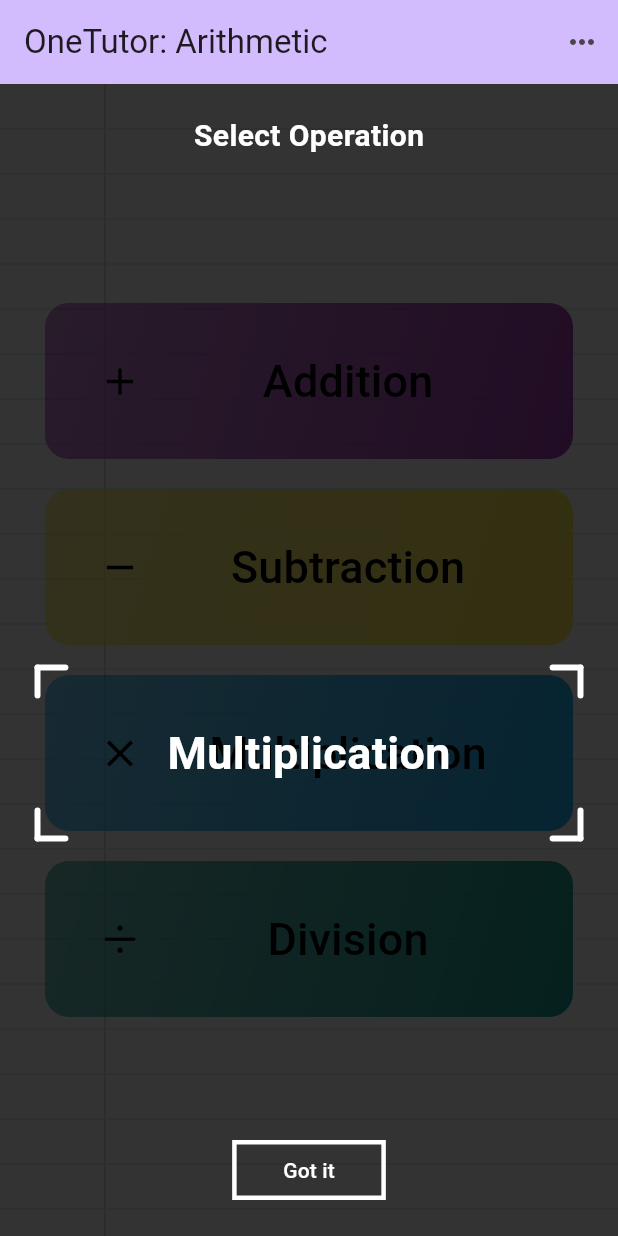
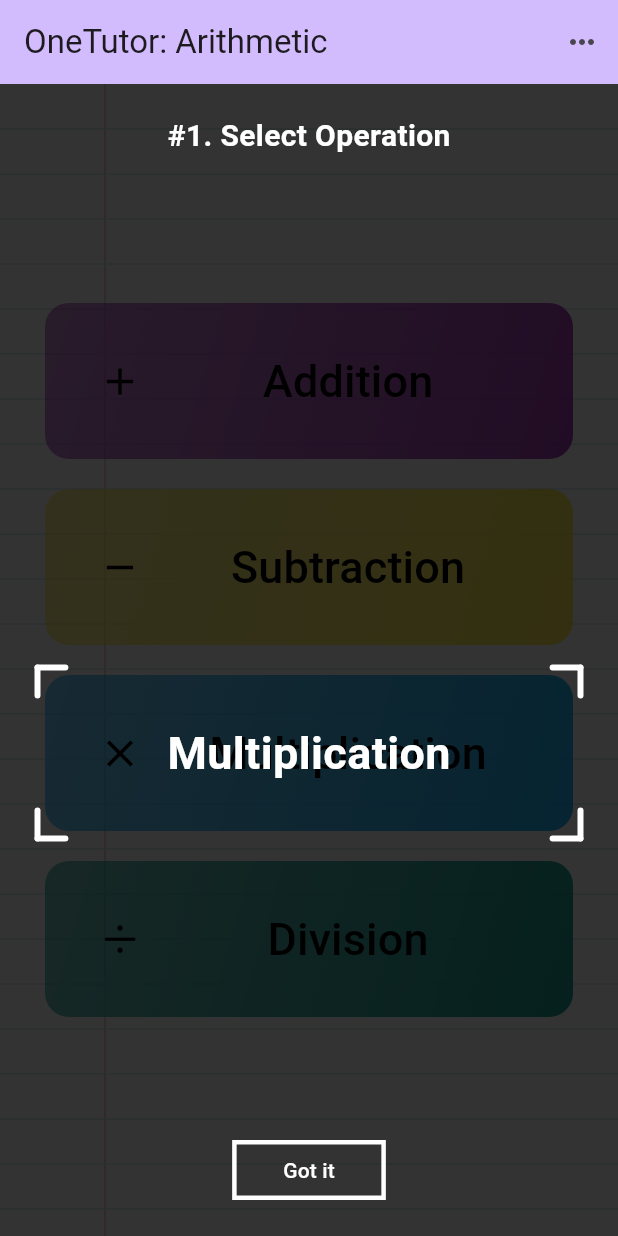
Before and after one commit to KulikovDO/OneTutor.Arithmetic, a Flutter app: the screen it shows after launch, on a phone screen of 412 x 824 dp. Run offline on Flutter 3.47's test engine with Material 3 defaults, Android fonts, the phone set to English and light mode, and no system bars; our stand-ins replace confetti, flutter_tts, google_fonts, shared_preferences; missing offline and left inert: flutter_soloud.

Commit message:
display start screen intro conditionally

```diff
--- a/lib/intros/start_screen_intro.dart
+++ b/lib/intros/start_screen_intro.dart
@@ -1,14 +1,18 @@
 import 'dart:async';
-
 import 'package:one_tutor_arithmetic/data/categories.dart';
 import 'package:one_tutor_arithmetic/misc/extensions.dart';
 import 'package:flutter/material.dart';
-import 'package:one_tutor_arithmetic/model/category.dart';
 import 'package:one_tutor_arithmetic/widgets/corner_border_decoration.dart';
 import 'package:one_tutor_arithmetic/widgets/intro_button.dart';
 
+
 class StartScreenIntro extends StatefulWidget {
-  const StartScreenIntro({super.key});
+  final Function onPressed;
+
+  const StartScreenIntro({
+    super.key,
+    required this.onPressed
+  });
 
   @override
   State<StartScreenIntro> createState() => _StartScreenIntroState();
@@ -32,6 +36,7 @@ class _StartScreenIntroState extends State<StartScreenIntro> {
         } else {
           categoryIndex += 1;
         }
+
       });
 
     });
@@ -41,10 +46,6 @@ class _StartScreenIntroState extends State<StartScreenIntro> {
   void dispose() {
     _timer.cancel();
     super.dispose();
-  }
-
-  _handleOnPressedGotIt(){
-
   }
 
   @override
@@ -66,7 +67,7 @@ class _StartScreenIntroState extends State<StartScreenIntro> {
               mainAxisAlignment: MainAxisAlignment.center,
               children: [
                 Text(
-                  "Select Operation",
+                  "#1. Select Operation",
                   style: TextStyle(color: Colors.white, fontSize: 20, fontWeight: FontWeight.bold),
                 ),
               ],
@@ -111,7 +112,12 @@ class _StartScreenIntroState extends State<StartScreenIntro> {
               children: [
                 Padding(
                   padding: EdgeInsets.only(bottom: isPortrait ? 20.0 : 0),
-                  child: IntroButton(text: "Got it", onPressed: _handleOnPressedGotIt),
+                  child: IntroButton(
+                    text: "Got it",
+                    onPressed: () {
+                      widget.onPressed();
+                    },
+                  ),
                 )
               ],
             ),
--- a/lib/screens/start_screen.dart
+++ b/lib/screens/start_screen.dart
@@ -9,8 +9,15 @@ import 'package:flutter/material.dart';
 
 
 
-class StartScreen extends StatelessWidget {
+class StartScreen extends StatefulWidget {
   const StartScreen({super.key});
+
+  @override
+  State<StartScreen> createState() => _StartScreenState();
+}
+
+class _StartScreenState extends State<StartScreen> {
+  bool displayStartScreenIntro = true;
 
   void _selectCategory(BuildContext context, Category category) {
 
@@ -22,12 +29,18 @@ class StartScreen extends StatelessWidget {
 
   }
 
-  void _handleConfigOnPressed(BuildContext context){
+  _handleConfigOnPressed(BuildContext context){
     Navigator.of(context).push(
       MaterialPageRoute(
         builder: (ctx) => const ConfigScreen(),
       ),
     );
+  }
+
+  _handleOnPressedGotIt() {
+    setState(() {
+      displayStartScreenIntro = false;
+    });
   }
 
   @override
@@ -69,7 +82,10 @@ class StartScreen extends StatelessWidget {
                   ],
                 ),
               ),
-              const StartScreenIntro(),
+              if(displayStartScreenIntro)
+                StartScreenIntro(
+                  onPressed: _handleOnPressedGotIt,
+                ),
             ],
           )
 
```
Also changed, not shown: lib/widgets/decorated_button.dart (+8 -7 lines).
